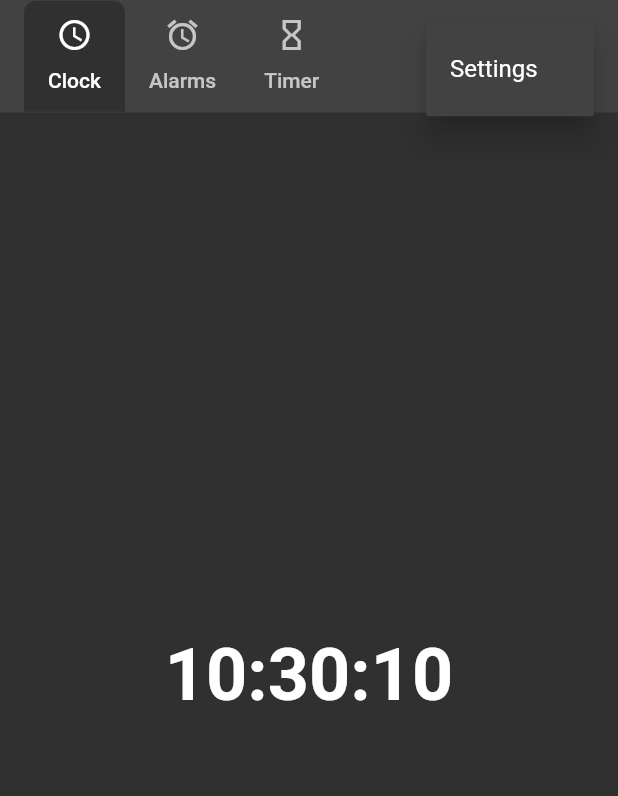
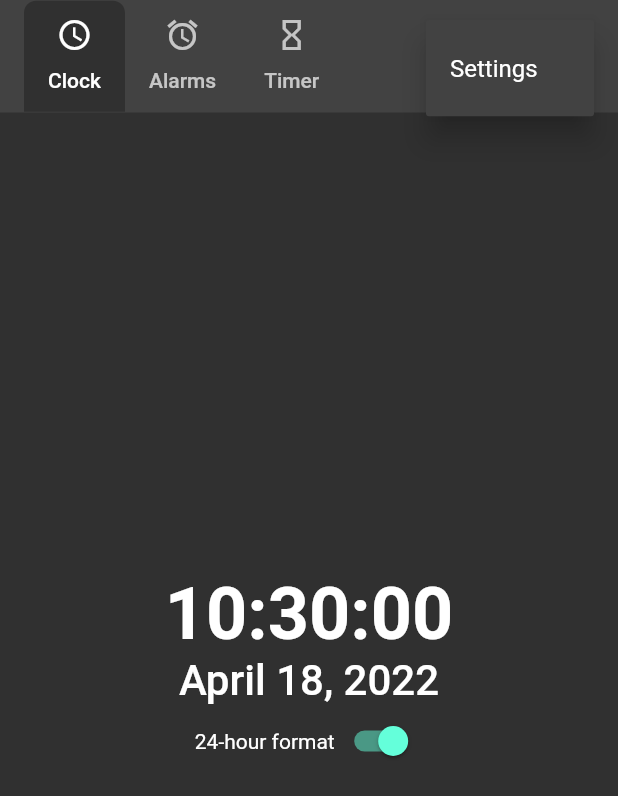
Before and after one commit to dahliaOS/clock, a Flutter app: the screen it shows after launch, after a tap on the "more vert" icon, on a phone screen of 412 x 824 dp. Shown: the top 796 px of the screen. Run offline on Flutter 3.47's test engine with Material 2 defaults, Android fonts, the phone set to English and light mode, and no system bars; missing offline and left inert: dart:ffi.

Commit message:
Added a toggle, and display datr

```diff
--- a/lib/main.dart
+++ b/lib/main.dart
@@ -15,7 +15,9 @@ limitations under the License.
 */
 
 import 'dart:async';
+import 'dart:ffi';
 import 'dart:ui';
+import 'package:intl/intl.dart';
 
 import 'package:flutter/material.dart';
 
@@ -148,6 +150,8 @@ class WorldClockTab extends StatefulWidget {
 
 class _WorldClockTabState extends State<WorldClockTab> {
   DateTime _datetime = DateTime.now();
+  String _dateTimeString = "";
+  bool is24 = true;
   Timer? _ctimer;
 
   @override
@@ -158,17 +162,39 @@ class _WorldClockTabState extends State<WorldClockTab> {
 
   @override
   Widget build(BuildContext context) {
+    if (!is24)
+      _dateTimeString = DateFormat('hh:mm a').format(DateTime.now()).toString();
+    else
+      _dateTimeString =
+          "${_datetime.hour}:${_datetime.minute < 10 ? "0" + _datetime.minute.toString() : _datetime.minute}:${_datetime.second < 10 ? "0" + _datetime.second.toString() : _datetime.second}";
+
     if (_ctimer == null)
       _ctimer = Timer.periodic(Duration(seconds: 1), (me) {
-        _datetime = DateTime.now();
         setState(() {});
       });
     return Material(
-      child: Center(
-          child: Text(
-        "${_datetime.hour}:${_datetime.minute < 10 ? "0" + _datetime.minute.toString() : _datetime.minute}:${_datetime.second < 10 ? "0" + _datetime.second.toString() : _datetime.second}",
-        style: TextStyle(fontSize: 48, fontWeight: FontWeight.bold),
-      )),
+      child: Column(mainAxisAlignment: MainAxisAlignment.center, children: [
+        Text(
+          this._dateTimeString,
+          style: TextStyle(fontSize: 48, fontWeight: FontWeight.bold),
+        ),
+        Text(
+          DateFormat.yMMMMd('en_US').format(DateTime.now()),
+          style: TextStyle(fontSize: 28, fontWeight: FontWeight.w500),
+        ),
+        Row(
+          mainAxisAlignment: MainAxisAlignment.center,
+          children: [
+            Text("24-hour format"),
+            Switch(
+                value: is24,
+                onChanged: (bool value) {
+                  this._dateTimeString = DateTime.now().toString();
+                  is24 = !is24;
+                }),
+          ],
+        ),
+      ]),
     );
   }
 }
--- a/pubspec.yaml
+++ b/pubspec.yaml
@@ -39,6 +39,7 @@ environment:
 dependencies:
   flutter:
     sdk: flutter
+  intl: ^0.17.0
 
 
   # The following adds the Cupertino Icons font to your application.
```
Also changed, not shown: pubspec.lock.
